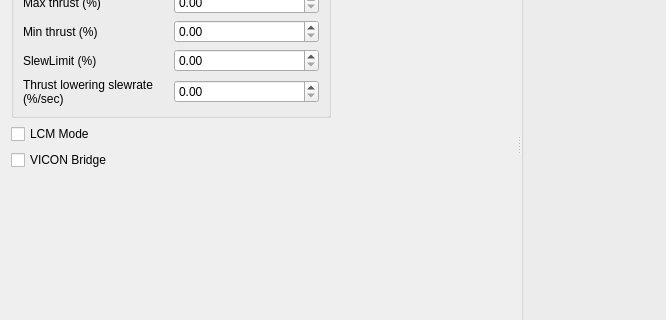
Before: the Qt Designer form client/lib/cfclient/ui/tabs/flightTab.ui in blandry/crazyflie-tools, drawn with Qt 5; both pictures show x 0 to 666 and y 314 to 634 of the 1228 by 916 pixel window.
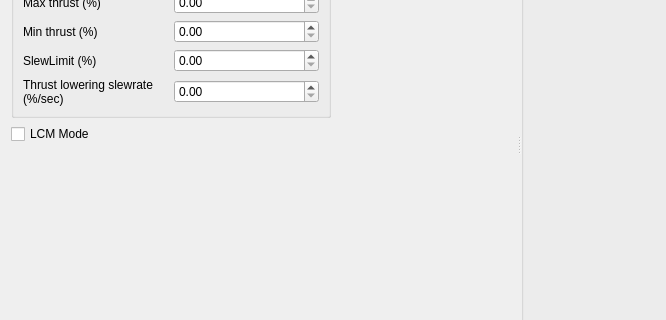
After: the same form once the commit is applied.

Commit message: lcm bridge from client

Diff of the .ui file:
```diff
--- a/client/lib/cfclient/ui/tabs/flightTab.ui
+++ b/client/lib/cfclient/ui/tabs/flightTab.ui
@@ -347,13 +347,6 @@
          </property>
         </widget>
        </item>
-       <item>
-        <widget class="QCheckBox" name="VICONCheckBox">
-         <property name="text">
-          <string>VICON Bridge</string>
-         </property>
-        </widget>
-       </item>
        <item>
         <spacer name="verticalSpacer">
          <property name="orientation">
```
The commit also changes 5 other files.
